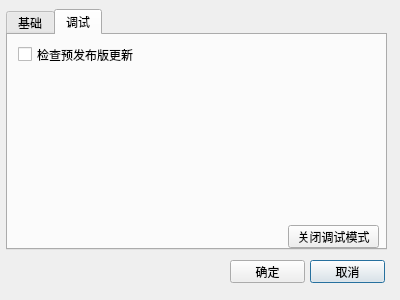
Shrans/Stronghold-Locator, file set.ui: the form before one commit.
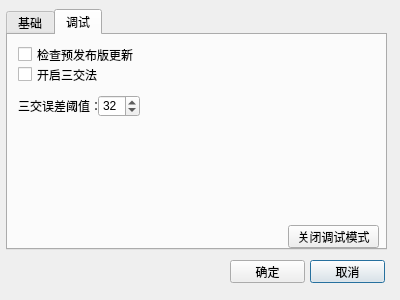
The form after the commit. The open tabs and pages were chosen to show the change. Icons and pictures are not drawn.

```diff
--- a/set.ui
+++ b/set.ui
@@ -103,6 +103,54 @@
       <string>检查预发布版更新</string>
      </property>
     </widget>
+    <widget class="QSpinBox" name="sj_y">
+     <property name="geometry">
+      <rect>
+       <x>90</x>
+       <y>60</y>
+       <width>42</width>
+       <height>22</height>
+      </rect>
+     </property>
+     <property name="minimum">
+      <number>16</number>
+     </property>
+     <property name="maximum">
+      <number>512</number>
+     </property>
+     <property name="singleStep">
+      <number>4</number>
+     </property>
+     <property name="value">
+      <number>32</number>
+     </property>
+    </widget>
+    <widget class="QLabel" name="label">
+     <property name="geometry">
+      <rect>
+       <x>10</x>
+       <y>60</y>
+       <width>81</width>
+       <height>22</height>
+      </rect>
+     </property>
+     <property name="text">
+      <string>三交误差阈值：</string>
+     </property>
+    </widget>
+    <widget class="QCheckBox" name="open_sj">
+     <property name="geometry">
+      <rect>
+       <x>10</x>
+       <y>30</y>
+       <width>121</width>
+       <height>19</height>
+      </rect>
+     </property>
+     <property name="text">
+      <string>开启三交法</string>
+     </property>
+    </widget>
    </widget>
   </widget>
  </widget>
```
Left out of the diff: 35 changed lines with no effect on the pictures.
